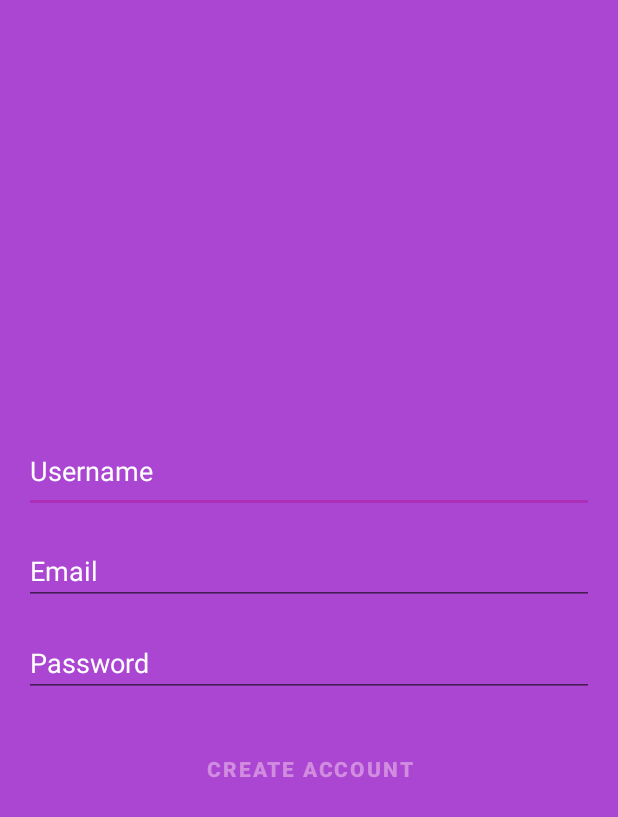
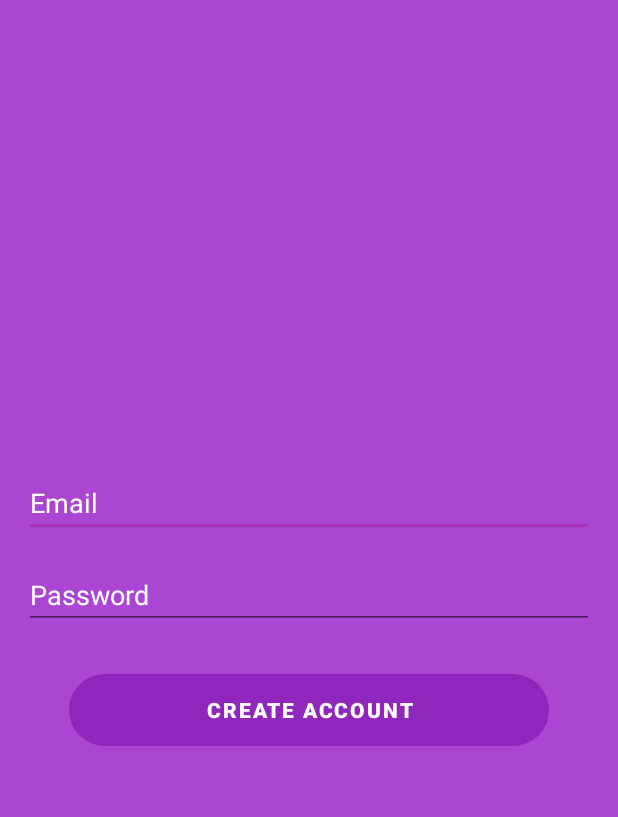
Before and after one commit to DanielAshorov/QuizApp-Android, an Android app: the CreateAccountActivity screen opened directly, with no data from a screen before it, on a phone screen of 412 x 824 dp. Shown: the top 817 px of the screen. Run offline under Robolectric (Android 15) with nearby library versions, the phone set to English and light mode, and no system bars; our stand-ins replace Firebase (no records; nobody signed in at launch, a user with empty details on screens opened directly); Roboto replaces fonts that are not available here.

Commit message:
fixing some colors and activities

```diff
--- a/app/src/main/java/com/example/quizapp/Activities/CreateAccountActivity.java
+++ b/app/src/main/java/com/example/quizapp/Activities/CreateAccountActivity.java
@@ -30,7 +30,6 @@ public class CreateAccountActivity extends AppCompatActivity {
     private EditText emailEditText;
     private EditText passwordEditText;
     private ProgressBar progressBar;
-    private EditText userNameEditText;
 
     @Override
     protected void onCreate(Bundle savedInstanceState) {
@@ -43,7 +42,6 @@ public class CreateAccountActivity extends AppCompatActivity {
         progressBar = findViewById(R.id.create_acct_progress);
         emailEditText = findViewById(R.id.email_account);
         passwordEditText = findViewById(R.id.password_account);
-        userNameEditText = findViewById(R.id.username_account);
 
         createAcctButton.setOnClickListener(new View.OnClickListener() {
             @Override
@@ -57,9 +55,8 @@ public class CreateAccountActivity extends AppCompatActivity {
     {
         String email = emailEditText.getText().toString().trim();
         String password = passwordEditText.getText().toString().trim();
-        String username = userNameEditText.getText().toString().trim();
 
-        if(username.isEmpty() || password.isEmpty() || email.isEmpty()) {
+        if(password.isEmpty() || email.isEmpty()) {
             String emptyField = getString(R.string.empty_fields);
             Toast.makeText(CreateAccountActivity.this, emptyField,
                     Toast.LENGTH_SHORT).show();
--- a/app/src/main/res/layout/activity_create_account.xml
+++ b/app/src/main/res/layout/activity_create_account.xml
@@ -8,7 +8,6 @@
     android:orientation="vertical"
     android:padding="16dp"
     tools:context=".Activities.CreateAccountActivity">
-
 
     <ProgressBar
         android:id="@+id/create_acct_progress"
@@ -22,18 +21,6 @@
         android:layout_width="match_parent"
         android:layout_height="wrap_content"
         android:orientation="vertical" />
-
-
-    <EditText
-        android:id="@+id/username_account"
-        android:layout_width="match_parent"
-        android:layout_height="wrap_content"
-        android:hint="@string/username_hint"
-        android:inputType="textPersonName"
-        android:maxLines="1"
-        android:paddingBottom="16dp"
-        android:textColor="@color/white"
-        android:textColorHint="@color/white" />
 
     <AutoCompleteTextView
         android:id="@+id/email_account"
@@ -59,16 +46,15 @@
         android:textColor="@color/white"
         android:textColorHint="@color/white" />
 
-
     <Button
         android:id="@+id/create_acct_button"
         android:layout_width="match_parent"
         android:layout_height="wrap_content"
-        android:background="@android:color/transparent"
-        android:paddingTop="32dp"
         android:text="@string/create_text"
-        android:textColor="#D18CE0"
-        android:textStyle="bold" />
-
+        android:textStyle="bold"
+        android:textColor="#FFFFFF"
+        android:backgroundTint="#AA2EE6"
+        android:background="@drawable/round"
+        android:layout_margin="30dp"/>
 
 </LinearLayout>
--- a/app/src/main/res/layout/activity_new_high_score.xml
+++ b/app/src/main/res/layout/activity_new_high_score.xml
@@ -36,7 +36,7 @@
         android:background="@drawable/round"
         android:layout_margin="50dp"
         android:backgroundTint="#F7F7F7"
-        android:text="@string/bt_result_main_menu"
+        android:text="@string/high_score_main_menu"
         android:textColor="#C84B31"
         app:layout_constraintBottom_toBottomOf="@+id/konfettiView"
         app:layout_constraintEnd_toEndOf="parent"
--- a/app/src/main/res/layout/correct_dialog.xml
+++ b/app/src/main/res/layout/correct_dialog.xml
@@ -3,8 +3,7 @@
     android:orientation="vertical"
     android:layout_width="300dp"
     android:layout_gravity="center"
-    android:background="#D4F6CC"
-
+    android:background="@drawable/round_dialog"
     android:layout_height="275dp">
 
 
--- a/app/src/main/res/layout/timer_dialog.xml
+++ b/app/src/main/res/layout/timer_dialog.xml
@@ -3,7 +3,7 @@
     android:orientation="vertical"
     android:layout_width="300dp"
     android:layout_gravity="center"
-    android:background="#D4F6CC"
+    android:background="@drawable/round_dialog"
     android:layout_height="325dp">
 
     <TextView
--- a/app/src/main/res/values/strings.xml
+++ b/app/src/main/res/values/strings.xml
@@ -54,7 +54,7 @@
     <string name="bt_finalScore_ok">OK  </string>
     <string name="txt_TimesUp">Times Up!  </string>
     <string name="txt_GameOver">Game Over  </string>
-    <string name="bt_Times_ok">OK  </string>
+    <string name="bt_Times_ok">Play again  </string>
     <string name="double_back_bt_exit">Press back again to exit</string>
     <string name="select_answer">Please select an Answer</string>
     <string name="question_txt">Question</string>
@@ -65,5 +65,7 @@
     <string name="global_movies"> movies</string>
     <string name="global_food"> food</string>
     <string name="newHighScore">Congrats you have reached a new high score: </string>
+    <string name="high_score_main_menu">Main menu </string>
+
 
 </resources>
```
Also changed, not shown: app/src/main/res/drawable/round_dialog.xml (added, +18 -0 lines), app/src/main/res/drawable/round_dialog_wrong_answer.xml (added, +18 -0 lines), app/src/main/res/layout/activity_login.xml (+12 -10 lines), app/src/main/res/layout/activity_result.xml (+3 -4 lines), app/src/main/res/layout/wrong_dialog.xml (+18 -20 lines), app/src/main/res/values/styles.xml (+8 -0 lines), 1 other file.
